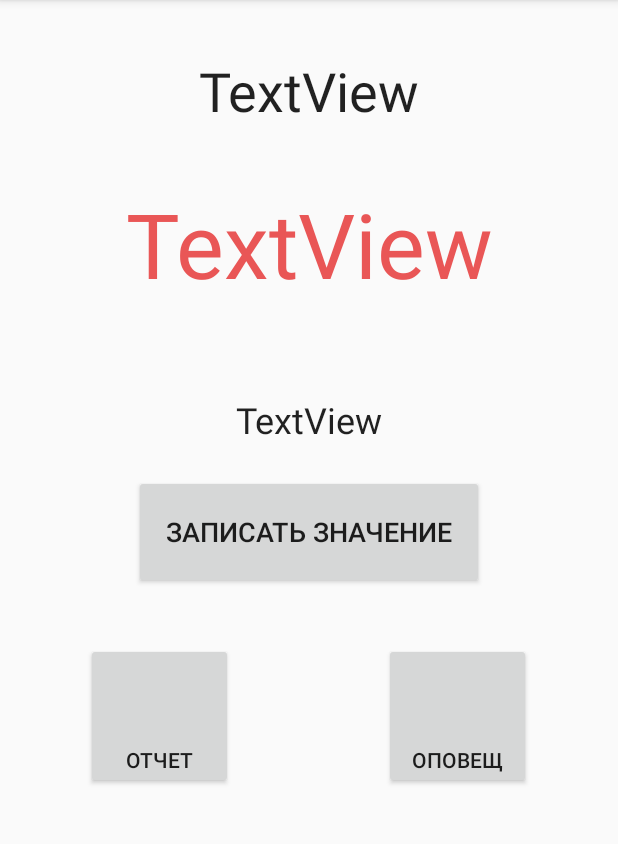
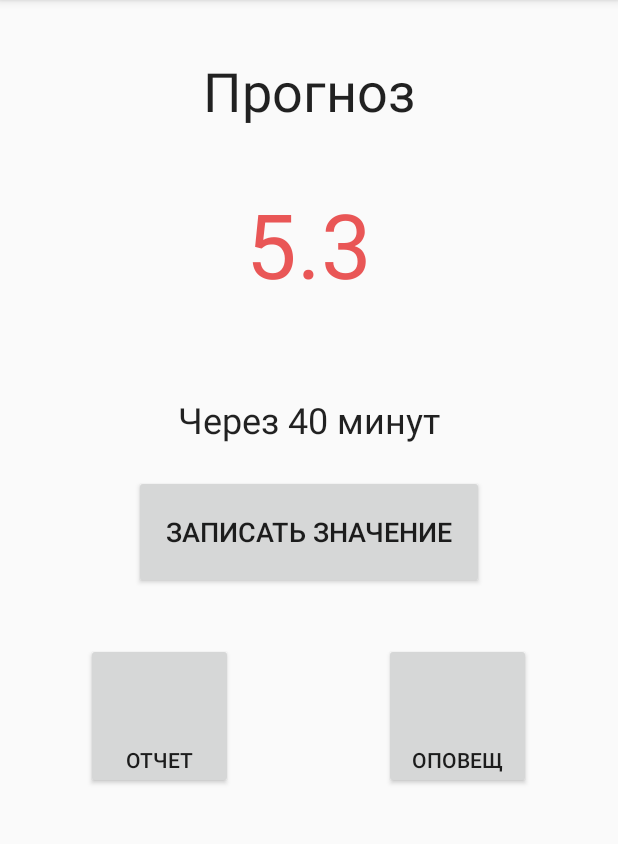
Before and after one commit to romec512/glucose-monitor, an Android app: the screen it shows after launch (MainActivity), on a phone screen of 412 x 824 dp, the part 84-928 px from its top. Run offline under Robolectric (Android 15) with nearby library versions, the phone set to English and light mode, and no system bars.

Commit message:
Изменил подписи в textview

```diff
--- a/app/src/main/res/layout/activity_main.xml
+++ b/app/src/main/res/layout/activity_main.xml
@@ -24,7 +24,7 @@
             android:layout_height="58dp"
             android:layout_marginTop="36dp"
             android:gravity="center_horizontal"
-            android:text="TextView"
+            android:text="Прогноз"
             android:textAppearance="@style/TextAppearance.AppCompat.Body1"
             android:textSize="36sp"
             app:layout_constraintEnd_toEndOf="parent"
@@ -38,7 +38,7 @@
             android:layout_height="105dp"
             android:layout_marginTop="28dp"
             android:gravity="center_horizontal"
-            android:text="TextView"
+            android:text="5.3"
             android:textAppearance="@style/TextAppearance.AppCompat.Body1"
             android:textColor="#E95656"
             android:textSize="60sp"
@@ -53,7 +53,7 @@
             android:layout_height="37dp"
             android:layout_marginTop="36dp"
             android:gravity="center_horizontal"
-            android:text="TextView"
+            android:text="Через 40 минут"
             android:textAppearance="@style/TextAppearance.AppCompat.Body1"
             android:textSize="24sp"
             app:layout_constraintEnd_toEndOf="parent"
```
